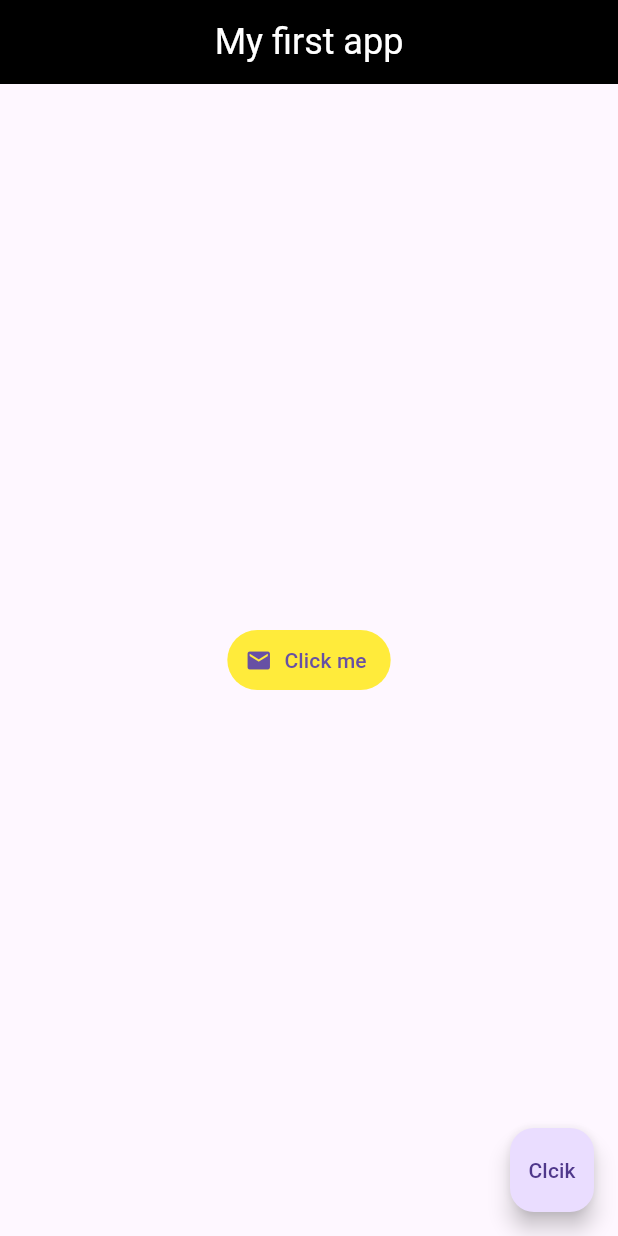
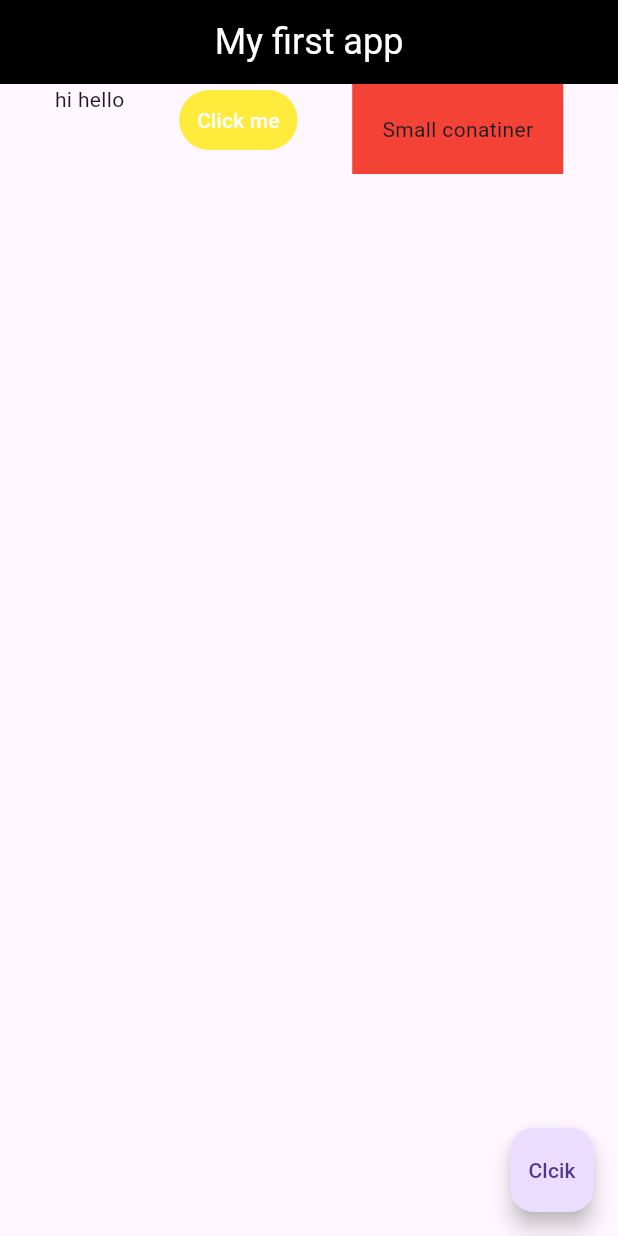
Before and after one commit to ranjansharma1412/test-app-flutter, a Flutter app: the screen it shows after launch, on a phone screen of 412 x 824 dp. Run offline on Flutter 3.47's test engine with Material 3 defaults, Android fonts, the phone set to English and light mode, and no system bars.

Commit message:
Row Container example

```diff
--- a/lib/main.dart
+++ b/lib/main.dart
@@ -19,18 +19,20 @@ class Home extends StatelessWidget {
         ),
         backgroundColor: Colors.black,
       ),
-      body: Padding(
-        padding: EdgeInsets.all(0) ,
-        child: Center(
-          child: TextButton.icon(
-            onPressed: () {},
-            icon: Icon(Icons.email),
-            label: Text('Click me'),
-            style: ButtonStyle(
-              backgroundColor: MaterialStateColor.resolveWith((states) => Colors.yellow)
-            ),
+      body: Row(
+        mainAxisAlignment: MainAxisAlignment.spaceEvenly,
+        crossAxisAlignment: CrossAxisAlignment.start,
+        children: <Widget>[
+          Text("hi hello"),
+          TextButton(onPressed: (){}, child: Text("Click me", style: TextStyle(color: Colors.white)), style: ButtonStyle(
+            backgroundColor: MaterialStateColor.resolveWith((states) => Colors.yellow)
+          ),),
+          Container(
+            child: Text("Small conatiner"),
+            padding: EdgeInsets.all(20.0),
+            color: Colors.red,
           )
-        ),
+        ],
       ),
       floatingActionButton: FloatingActionButton(
         child: const Text("Clcik"),
```
